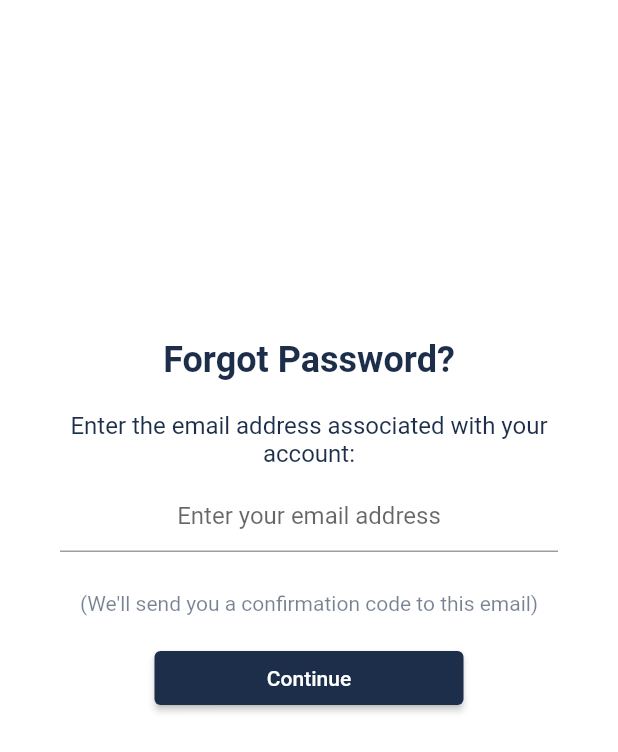
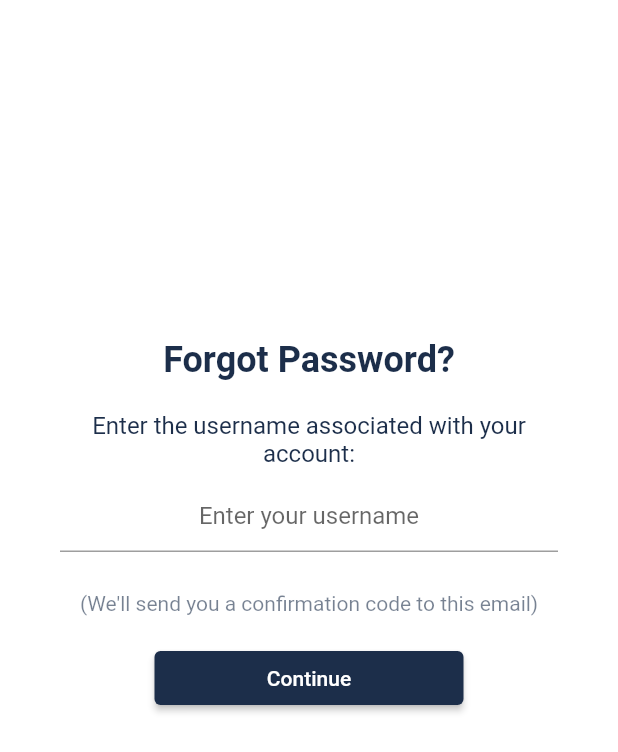
Before and after one commit to sagarpaudell/odyssey, a Flutter app: the ForgotPassword screen opened directly, on a phone screen of 412 x 824 dp. Shown: the top 752 px of the screen. Run offline on Flutter 3.47's test engine with Material 2 defaults, Android fonts, the phone set to English and light mode, and no system bars; our stand-ins replace flutter_svg, focused_menu, font_awesome_flutter, image_picker, jiffy; project files that could hold a hidden picture were left out.

Commit message:
forgot password dialog updated

```diff
--- a/odyssey/lib/widgets/forgot_password.dart
+++ b/odyssey/lib/widgets/forgot_password.dart
@@ -41,7 +41,7 @@ class ForgotPassword extends StatelessWidget {
                 alignment:Alignment.center,
                 child:
                     Text(
-                          "Enter the email address associated with your account:",
+                          "Enter the username associated with your account:",
                           textAlign: TextAlign.center,
                            style: TextStyle(color: Theme.of(context).primaryColor, fontSize:16,
                         fontWeight: FontWeight.w400),
@@ -52,7 +52,7 @@ class ForgotPassword extends StatelessWidget {
                 padding: const EdgeInsets.symmetric(horizontal: 40, vertical: 8),
                 child: TextField(textAlign: TextAlign.center,
                 decoration: InputDecoration(
-                  hintText: "Enter your email address",
+                  hintText: "Enter your username",
 
                 ),),
               ),
```
